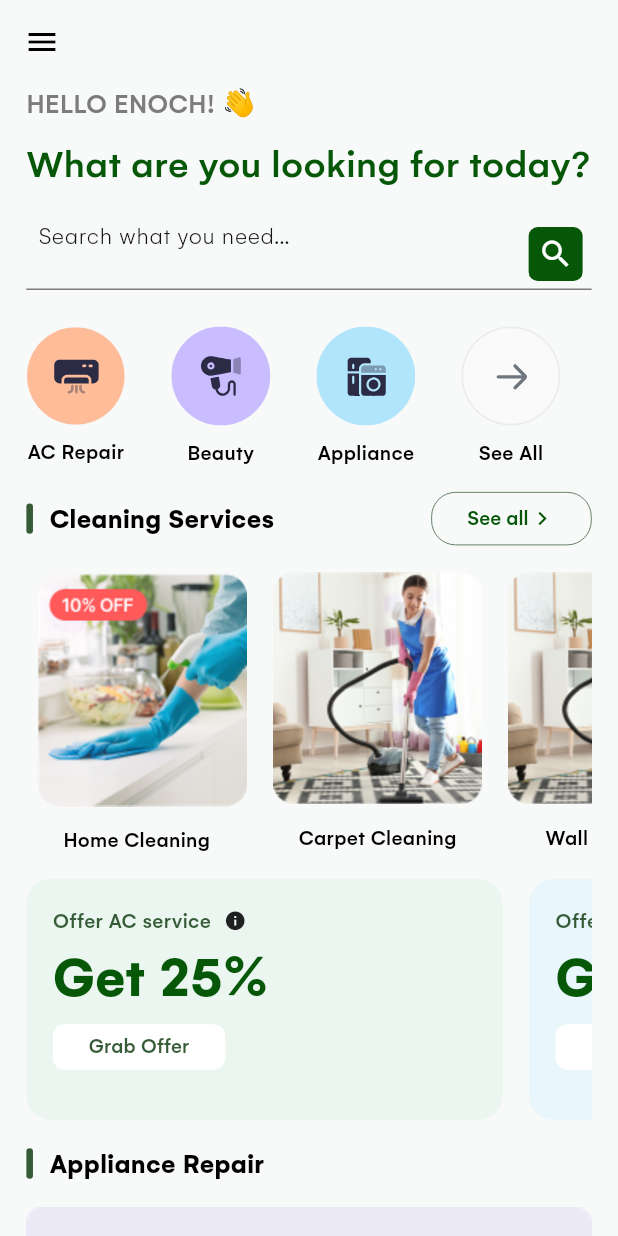
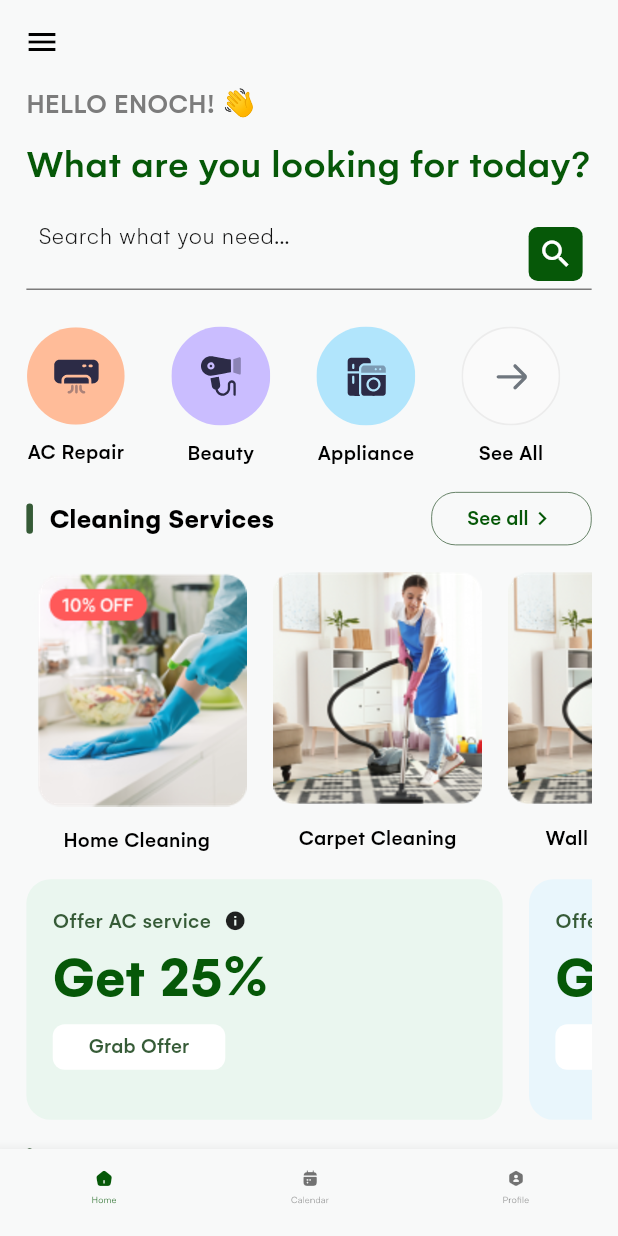
Before and after one commit to enoch-aik/community_hub, a Flutter app: the screen it shows after launch, after a tap on "Get Started", after a tap on "Login", on a phone screen of 412 x 824 dp. Run offline on Flutter 3.47's test engine with Material 2 defaults, Android fonts, the phone set to English and light mode, and no system bars; our stand-ins replace auto_route, dio, flex_color_scheme, flutter_hooks, flutter_screenutil, flutter_svg and 5 more; missing offline and left inert: booking_calendar, serverpod, serverpod_client.

Commit message:
- added home UI - added custom icons for Bottom Navigation - added bottom nav bars

```diff
--- a/community_hub/lib/app/auth/presentation/ui/screens/login.dart
+++ b/community_hub/lib/app/auth/presentation/ui/screens/login.dart
@@ -85,7 +85,7 @@ class LoginScreen extends HookConsumerWidget {
             child: FilledButton(
                 onPressed: () {
                   ///Log user in here
-                  AppNavigator.of(context).replace(const Dashboard());
+                  AppNavigator.of(context).replace(const Home());
                 },
                 child: const Text('Login')),
           ),
--- /dev/null
+++ b/community_hub/lib/app/bookings/presentation/ui/screens/screens.dart
@@ -0,0 +1,2 @@
+export 'client_booking.dart';
+export 'worker_booking.dart';
--- /dev/null
+++ b/community_hub/lib/app/home/presentation/ui/screens/home.dart
@@ -0,0 +1,55 @@
+import 'package:community_hub/app/bookings/presentation/ui/screens/client_booking.dart';
+import 'package:community_hub/app/dashboard/presentation/ui/screens/dashboard.dart';
+import 'package:community_hub/app/home/providers.dart';
+import 'package:community_hub/app/profile/presentation/ui/screens/profile.dart';
+import 'package:community_hub/lib.dart';
+import 'package:community_hub/src/widgets/bottom_nav_icons.dart';
+
+@RoutePage(name: 'home')
+class HomeScreen extends ConsumerWidget {
+  const HomeScreen({super.key});
+
+  @override
+  Widget build(BuildContext context, WidgetRef ref) {
+    List<Widget> body = const [
+      DashboardScreen(),
+      ClientBookingScreen(),
+      ProfileScreen(),
+    ];
+
+    return Scaffold(
+      body: body[ref.watch(clientSelectedIndexProvider)],
+      bottomNavigationBar: Theme(
+        data: Theme.of(context).copyWith(
+            splashFactory: NoSplash.splashFactory,
+            focusColor: Colors.transparent,
+            highlightColor: Colors.transparent),
+        child: BottomNavigationBar(
+          onTap: (index) {
+            ref.read(clientSelectedIndexProvider.notifier).state = index;
+          },
+          currentIndex: ref.watch(clientSelectedIndexProvider),
+          items: navItems,
+          type: BottomNavigationBarType.fixed,
+          showSelectedLabels: false,
+          showUnselectedLabels: false,
+        ),
+      ),
+    );
+  }
+}
+
+const List<BottomNavigationBarItem> navItems = [
+  BottomNavigationBarItem(
+    icon: Icon(BottomNavIcons.home),
+    label: 'Home',
+  ),
+  BottomNavigationBarItem(
+    icon: Icon(BottomNavIcons.calendar),
+    label: 'Calendar',
+  ),
+  BottomNavigationBarItem(
+    icon: Icon(BottomNavIcons.profile),
+    label: 'Profile',
+  ),
+];
--- a/community_hub/lib/app/home/providers.dart
+++ b/community_hub/lib/app/home/providers.dart
@@ -0,0 +1,6 @@
+import 'package:hooks_riverpod/hooks_riverpod.dart';
+
+final clientSelectedIndexProvider = StateProvider<int>((ref) => 0);
+
+//true if client, false if worker
+final userTypeProvider = StateProvider<bool>((ref) => true);
--- a/community_hub/lib/src/router/router.dart
+++ b/community_hub/lib/src/router/router.dart
@@ -1,12 +1,15 @@
 import 'package:auto_route/auto_route.dart';
 import 'package:community_hub/app/auth/presentation/ui/screens/login.dart';
 import 'package:community_hub/app/auth/presentation/ui/screens/signup.dart';
+import 'package:community_hub/app/bookings/presentation/ui/screens/screens.dart';
 import 'package:community_hub/app/dashboard/presentation/ui/screens/all_categories.dart';
 import 'package:community_hub/app/dashboard/presentation/ui/screens/dashboard.dart';
 import 'package:community_hub/app/dashboard/presentation/ui/screens/services/book_service.dart';
 import 'package:community_hub/app/dashboard/presentation/ui/screens/services/service_details.dart';
 import 'package:community_hub/app/dashboard/presentation/ui/screens/services/service_list.dart';
+import 'package:community_hub/app/home/presentation/ui/screens/home.dart';
 import 'package:community_hub/app/onboarding/presentation/ui/screens/onboarding.dart';
+import 'package:community_hub/app/profile/presentation/ui/screens/profile.dart';
 import 'package:community_hub/app/splash/presentation/ui/screens/splash.dart';
 import 'package:community_hub/src/mock/database/services.dart';
 import 'package:flutter/material.dart';
@@ -26,8 +29,10 @@ class AppRouter extends _$AppRouter {
         AutoRoute(path: '/serviceList', page: ServiceList.page),
         AutoRoute(path: '/serviceDetails', page: ServiceDetails.page),
         AutoRoute(path: '/bookService', page: BookService.page),
-
-
+        AutoRoute(path: '/home', page: Home.page),
+        AutoRoute(path: '/profile', page: Profile.page),
+        AutoRoute(path: '/clientBooking', page: ClientBooking.page),
+        AutoRoute(path: '/workerBooking', page: WorkerBooking.page),
       ];
 
   Route<T> modalSheetBuilder<T>(
--- a/community_hub/pubspec.yaml
+++ b/community_hub/pubspec.yaml
@@ -131,6 +131,9 @@ flutter:
   # list giving the asset and other descriptors for the font. For
   # example:
   fonts:
+    - family: BottomNavIcons
+      fonts:
+        - asset: assets/fonts/BottomNavIcons.ttf
     - family: Gelion
       fonts:
         - asset: assets/fonts/Gelion-Light.ttf
```
Also changed, not shown: community_hub/lib/app/bookings/presentation/ui/screens/client_booking.dart (added, +11 -0 lines), community_hub/lib/app/bookings/presentation/ui/screens/worker_booking.dart (added, +11 -0 lines), community_hub/lib/app/profile/presentation/ui/screens/profile.dart (added, +11 -0 lines), community_hub/assets/fonts/BottomNavIcons.ttf (added), community_hub/lib/app/bookings/providers.dart (added), community_hub/lib/app/profile/providers.dart (added), community_hub/lib/src/router/router.gr.dart.
